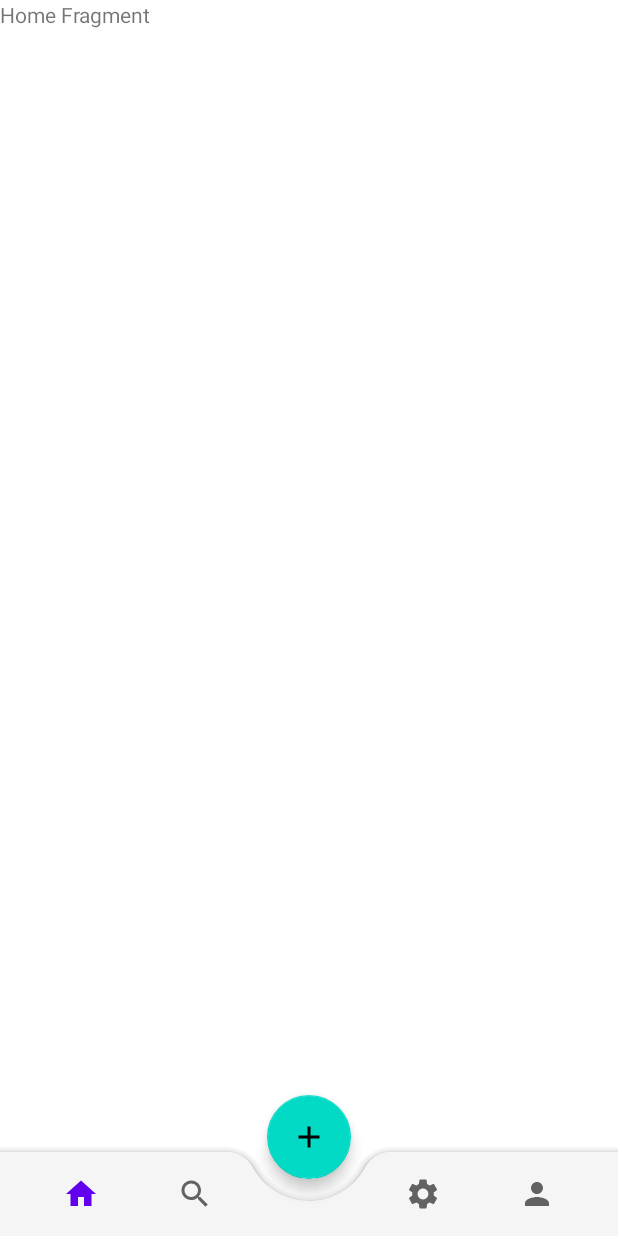
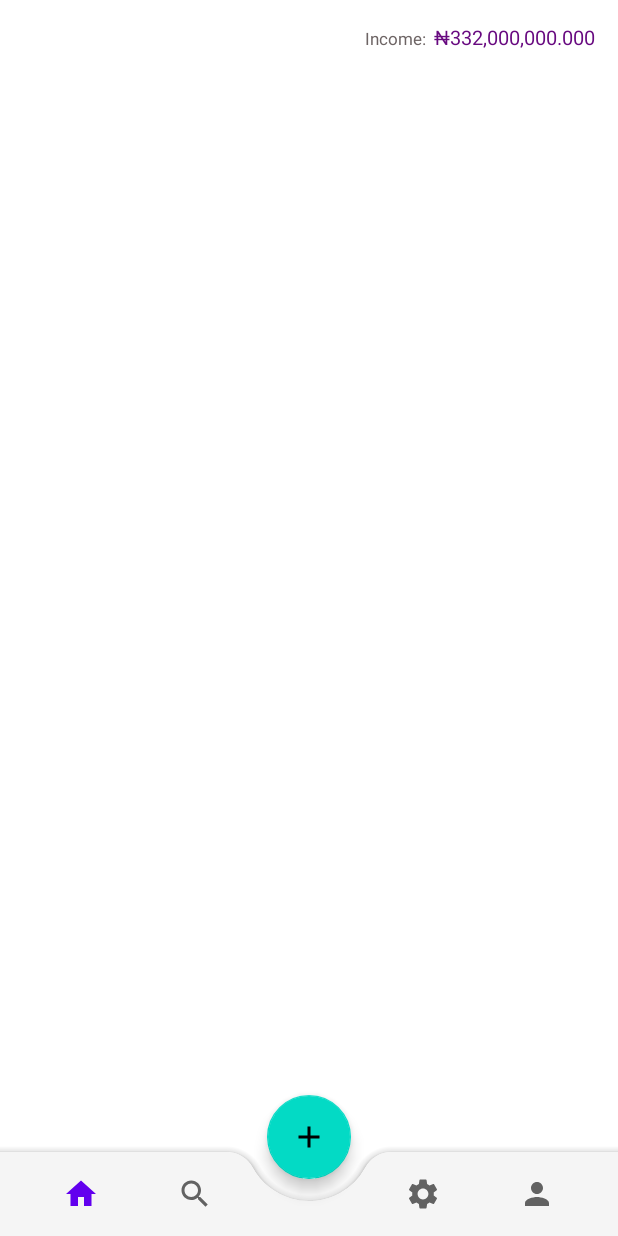
Before and after one commit to timothyakinyelu/SavingsTracker, an Android app: the screen it shows after launch (MainActivity), on a phone screen of 412 x 824 dp. Run offline under Robolectric (Android 15) with nearby library versions, the phone set to English and light mode, and no system bars; our stand-ins replace navigation-ui.

Commit message:
- added income text view home fragment

```diff
--- a/app/src/main/res/layout/fragment_home.xml
+++ b/app/src/main/res/layout/fragment_home.xml
@@ -1,14 +1,38 @@
 <?xml version="1.0" encoding="utf-8"?>
-<FrameLayout xmlns:android="http://schemas.android.com/apk/res/android"
+<androidx.constraintlayout.widget.ConstraintLayout xmlns:android="http://schemas.android.com/apk/res/android"
     xmlns:tools="http://schemas.android.com/tools"
     android:layout_width="match_parent"
     android:layout_height="match_parent"
+    xmlns:app="http://schemas.android.com/apk/res-auto"
     tools:context=".screens.HomeFragment">
 
-    <!-- TODO: Update blank fragment layout -->
-    <TextView
-        android:layout_width="match_parent"
-        android:layout_height="match_parent"
-        android:text="Home Fragment" />
+    <LinearLayout
+        android:id="@+id/incomeTextLayout"
+        android:layout_width="wrap_content"
+        android:layout_height="wrap_content"
+        android:layout_margin="15dp"
+        app:layout_constraintEnd_toEndOf="parent"
+        app:layout_constraintTop_toTopOf="parent">
 
-</FrameLayout>
+        <TextView
+            android:id="@+id/income_"
+            android:layout_width="wrap_content"
+            android:layout_height="wrap_content"
+            android:paddingEnd="5dp"
+            android:text="@string/incomeTitle"
+            android:fontFamily="@font/montserrat"
+            android:textAppearance="@style/incomeTitle"
+            />
+
+        <TextView
+            android:id="@+id/some_id"
+            android:layout_width="wrap_content"
+            android:layout_height="wrap_content"
+            android:text="@string/incomeText"
+            android:fontFamily="@font/montserrat"
+            android:textAppearance="@style/incomeText"
+            android:gravity="center_horizontal|center_vertical"
+            />
+    </LinearLayout>
+
+</androidx.constraintlayout.widget.ConstraintLayout>
--- a/app/src/main/res/values/strings.xml
+++ b/app/src/main/res/values/strings.xml
@@ -13,4 +13,6 @@
     <string name="profile">Profile</string>
     <string name="requiredUsername">Username is required!</string>
     <string name="requiredPin">Enter a 4-digit PIN!</string>
+    <string name="incomeText">₦332,000,000.000</string>
+    <string name="incomeTitle">Income:</string>
 </resources>
--- a/app/src/main/res/values/styles.xml
+++ b/app/src/main/res/values/styles.xml
@@ -43,4 +43,24 @@
         <item name="android:textSize">14sp</item>
         <item name="android:textColor">#494950</item>
     </style>
+
+    <style name="incomeText">
+        <item name="android:textSize">
+            13sp
+        </item>
+
+        <item name="android:textColor">
+            #680A80
+        </item>
+    </style>
+
+    <style name="incomeTitle">
+        <item name="android:textSize">
+            11sp
+        </item>
+
+        <item name="android:textColor">
+            #6D6464
+        </item>
+    </style>
 </resources>
```
